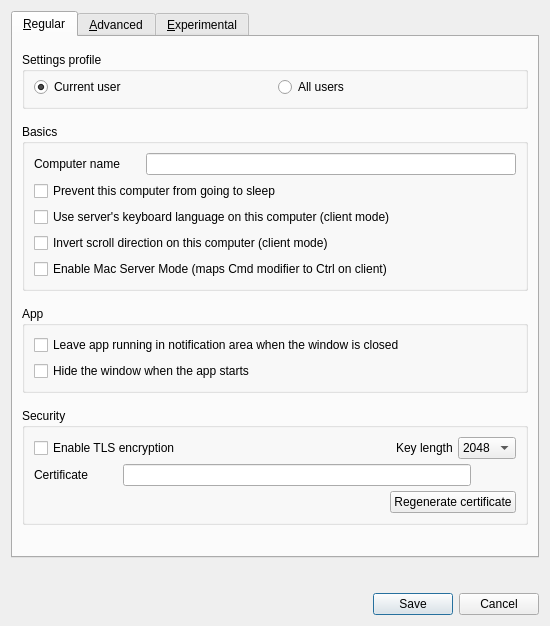
Qt form src/lib/gui/dialogs/SettingsDialogBase.ui (jerrykgm/synergy) before a commit.
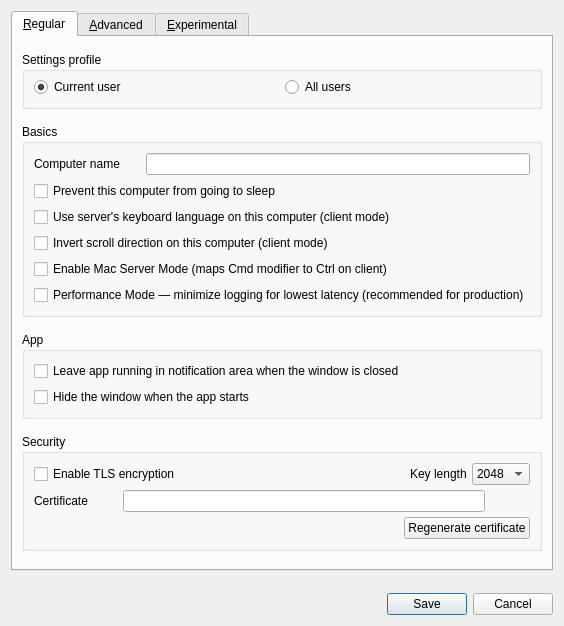
The same form after that commit. Icons and pictures are not drawn.

Commit message: feat: production-ready performance overhaul - all platforms

Patch:
```diff
--- a/src/lib/gui/dialogs/SettingsDialogBase.ui
+++ b/src/lib/gui/dialogs/SettingsDialogBase.ui
@@ -157,6 +157,16 @@
             </property>
            </widget>
           </item>
+          <item>
+           <widget class="QCheckBox" name="m_pCheckBoxPerformanceMode">
+            <property name="text">
+             <string>Performance Mode — minimize logging for lowest latency (recommended for production)</string>
+            </property>
+            <property name="toolTip">
+             <string>When enabled, sets core process log level to WARNING only. This eliminates INFO/DEBUG packet traces from the hot path, reducing latency for mouse and keyboard events.</string>
+            </property>
+           </widget>
+          </item>
          </layout>
         </widget>
        </item>
```
The commit also changes 6 other files.
